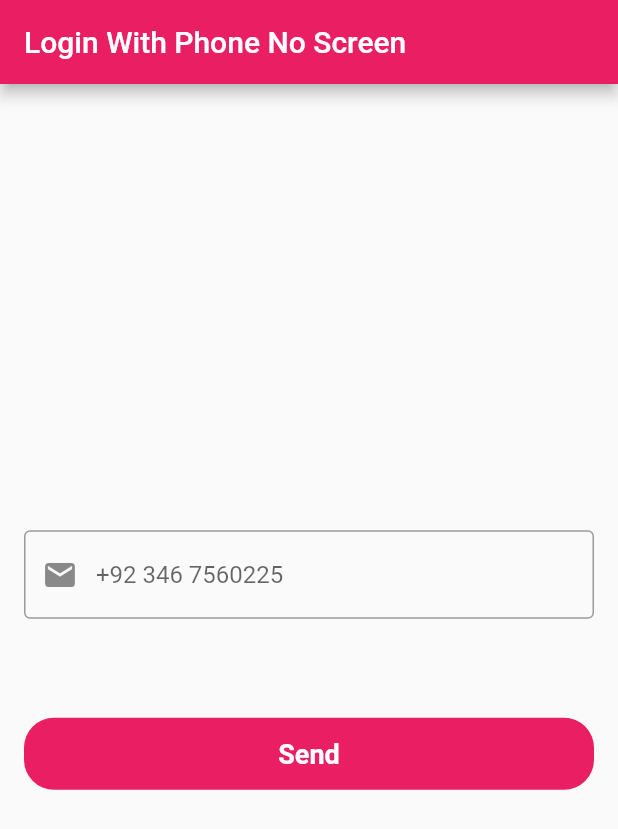
After one commit to DaemonAssassin/firebase-app, a Flutter app: the screen it shows after launch, after a tap on "Login", after a tap on "Login With Phone", on a phone screen of 412 x 824 dp. The commit adds this screen. Shown: the top 829 px of the screen. Run offline on Flutter 3.47's test engine with Material 2 defaults, Android fonts, the phone set to English and light mode, and no system bars; our stand-ins replace firebase_auth, firebase_core, fluttertoast; accounts and stored records are empty.

Commit message:
Learned Firebase Auth with phone number

```diff
--- a/lib/firebase_services/splash_screen_service.dart
+++ b/lib/firebase_services/splash_screen_service.dart
@@ -1,16 +1,13 @@
 import 'dart:async';
 import 'package:firebase_auth/firebase_auth.dart';
 import 'package:flutter/material.dart';
-import 'package:flutter_firebase/screens/post/post_screen.dart';
 import '../screens/auth/login_screen.dart';
+import '../screens/post/post_screen.dart';
 
 class SplashScreenService {
   void isLogin(BuildContext context) {
-    print('callingGGGGGGGGg');
     FirebaseAuth auth = FirebaseAuth.instance;
-    print('calling1');
     User? user = auth.currentUser;
-    print('calling2');
 
     if (user == null) {
       Timer(
--- a/lib/screens/auth/login_screen.dart
+++ b/lib/screens/auth/login_screen.dart
@@ -3,10 +3,12 @@
 import 'package:firebase_auth/firebase_auth.dart';
 import 'package:flutter/material.dart';
 import 'package:flutter/services.dart';
-import 'package:flutter_firebase/screens/auth/signup_screen.dart';
-import 'package:flutter_firebase/screens/post/post_screen.dart';
-import 'package:flutter_firebase/screens/widgets/round_button.dart';
-import 'package:flutter_firebase/utils/helper_widgets.dart';
+import 'package:flutter_firebase/screens/auth/login_with_phone_no_screen.dart';
+
+import '../../utils/helper_widgets.dart';
+import '../post/post_screen.dart';
+import '../widgets/round_button.dart';
+import 'signup_screen.dart';
 
 class LoginScreen extends StatefulWidget {
   const LoginScreen({Key? key}) : super(key: key);
@@ -117,6 +119,15 @@ class _LoginScreenState extends State<LoginScreen> {
                       ),
                     ],
                   ),
+                  const SizedBox(height: 16.0),
+                  RoundButton(
+                    onTap: () {
+                      Navigator.of(context).push(MaterialPageRoute(
+                        builder: (context) => const LoginWithPhoneNoScreen(),
+                      ));
+                    },
+                    title: 'Login With Phone',
+                  ),
                 ],
               ),
             ),
--- /dev/null
+++ b/lib/screens/auth/login_with_phone_no_screen.dart
@@ -0,0 +1,122 @@
+// ignore_for_file: use_build_context_synchronously, avoid_print
+
+import 'dart:developer';
+
+import 'package:firebase_auth/firebase_auth.dart';
+import 'package:flutter/material.dart';
+import 'package:flutter/services.dart';
+
+import '../../utils/helper_widgets.dart';
+import '../widgets/round_button.dart';
+import 'verify_code_screen.dart';
+
+class LoginWithPhoneNoScreen extends StatefulWidget {
+  const LoginWithPhoneNoScreen({Key? key}) : super(key: key);
+
+  @override
+  State<LoginWithPhoneNoScreen> createState() => _LoginWithPhoneNoScreenState();
+}
+
+class _LoginWithPhoneNoScreenState extends State<LoginWithPhoneNoScreen> {
+  final GlobalKey<FormState> _formKey = GlobalKey<FormState>();
+  late final TextEditingController _phoneNoController;
+  late final FirebaseAuth _firebaseAuth;
+  bool isLoading = false;
+
+  @override
+  void initState() {
+    super.initState();
+    _phoneNoController = TextEditingController();
+    _firebaseAuth = FirebaseAuth.instance;
+  }
+
+  @override
+  void dispose() {
+    _phoneNoController.dispose();
+    super.dispose();
+  }
+
+  @override
+  Widget build(BuildContext context) {
+    return WillPopScope(
+      onWillPop: () async {
+        SystemNavigator.pop();
+        return true;
+      },
+      child: Scaffold(
+        appBar: AppBar(
+          title: const Text('Login With Phone No Screen'),
+          automaticallyImplyLeading: false,
+        ),
+        body: Center(
+          child: Form(
+            key: _formKey,
+            child: Padding(
+              padding: const EdgeInsets.all(16.0),
+              child: Column(
+                mainAxisAlignment: MainAxisAlignment.center,
+                crossAxisAlignment: CrossAxisAlignment.center,
+                children: [
+                  TextFormField(
+                    controller: _phoneNoController,
+                    keyboardType: TextInputType.number,
+                    decoration: const InputDecoration(
+                      hintText: '+92 346 7560225',
+                      border: OutlineInputBorder(),
+                      prefixIcon: Icon(Icons.email),
+                    ),
+                    validator: (String? value) {
+                      if (value == null || value.isEmpty) {
+                        return 'Enter Valid Number';
+                      }
+                      return null;
+                    },
+                  ),
+                  const SizedBox(height: 16.0),
+                  const SizedBox(height: 50.0),
+                  RoundButton(
+                      isLoading: isLoading,
+                      onTap: () {
+                        bool isValid = _formKey.currentState!.validate();
+                        if (isValid) {
+                          sendCode();
+                        }
+                      },
+                      title: 'Send'),
+                ],
+              ),
+            ),
+          ),
+        ),
+      ),
+    );
+  }
+
+  void sendCode() async {
+    try {
+      setState(() => isLoading = true);
+
+      await _firebaseAuth.verifyPhoneNumber(
+        phoneNumber: _phoneNoController.text,
+        verificationCompleted: (_) {},
+        verificationFailed: (error) =>
+            HelperWidgets.showToast(error.toString()),
+        codeSent: (verificationId, _) {
+          log(verificationId);
+          Navigator.push(
+            context,
+            MaterialPageRoute(
+              builder: (_) => VerifyCodeScreen(verificationId: verificationId),
+            ),
+          );
+        },
+        codeAutoRetrievalTimeout: (_) {
+          HelperWidgets.showToast('Timeout');
+        },
+      );
+    } catch (e) {
+      HelperWidgets.showToast(e.toString());
+    }
+    setState(() => isLoading = false);
+  }
+}
--- a/lib/screens/post/post_screen.dart
+++ b/lib/screens/post/post_screen.dart
@@ -1,4 +1,4 @@
-// ignore_for_file: use_build_context_synchronously
+// ignore_for_file: use_build_context_synchronously, avoid_print
 
 import 'package:firebase_auth/firebase_auth.dart';
 import 'package:flutter/material.dart';
```
Also changed, not shown: lib/screens/auth/signup_screen.dart (+5 -5 lines), lib/screens/auth/verify_code_screen.dart (added, +120 -0 lines).
